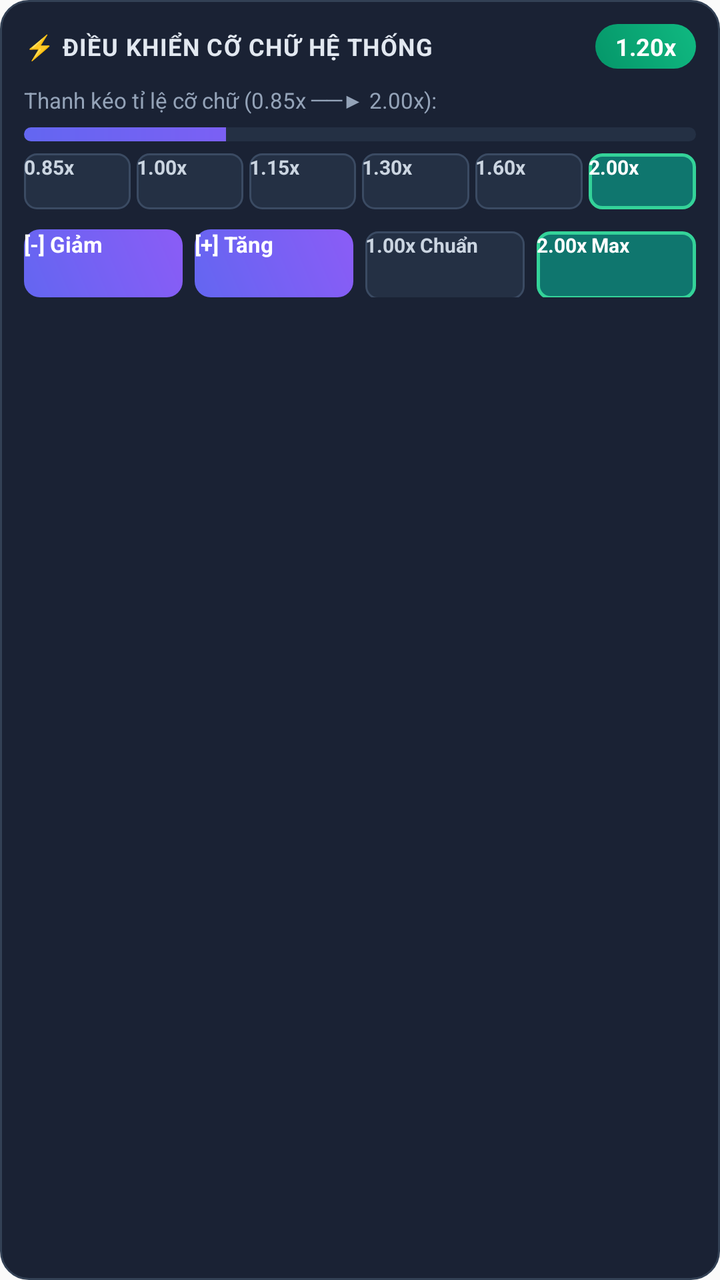
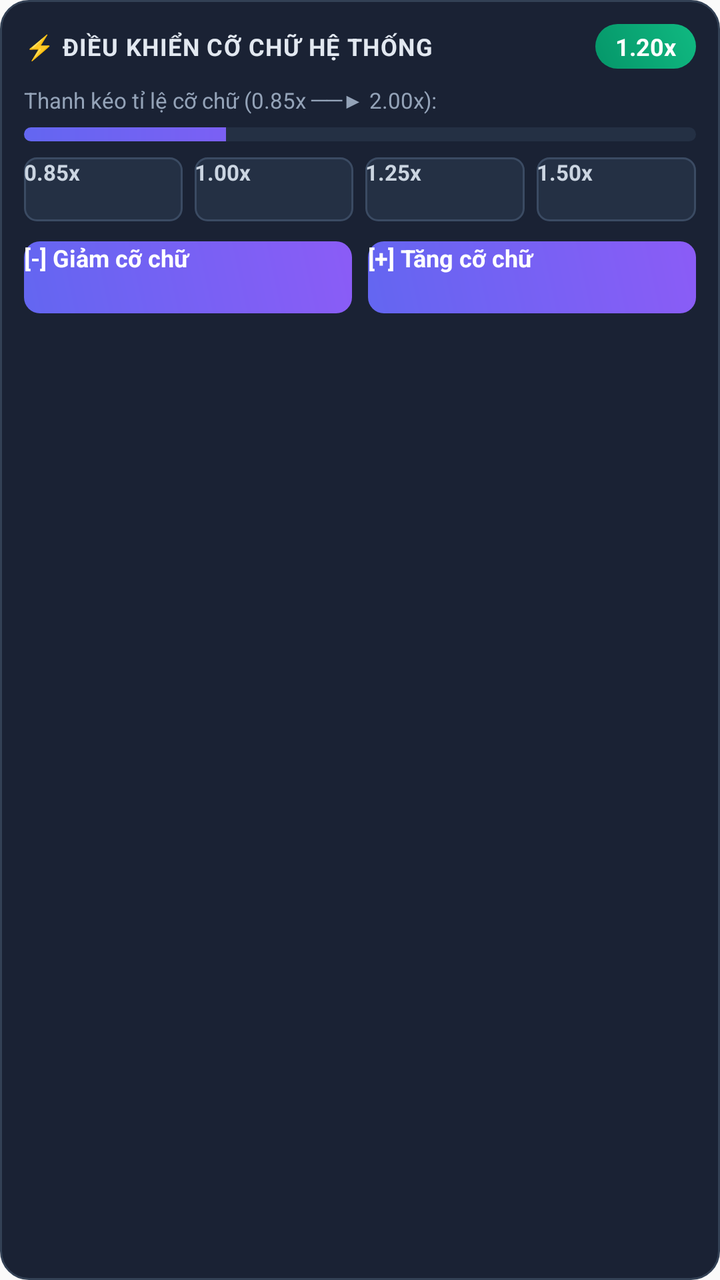

Screens rendered from an Android XML layout before and after an edit, with the pre-edit source and the edit as a unified diff.
<!-- AndroidManifest.xml: application theme Theme.FontSizeController -->
<!-- res/layout/notification_quick_control_expanded.xml -->
<?xml version="1.0" encoding="utf-8"?>
<LinearLayout xmlns:android="http://schemas.android.com/apk/res/android"
    android:layout_width="match_parent"
    android:layout_height="wrap_content"
    android:orientation="vertical"
    android:background="@drawable/bg_notification_card"
    android:padding="12dp">

    
    <LinearLayout
        android:layout_width="match_parent"
        android:layout_height="wrap_content"
        android:orientation="horizontal"
        android:gravity="center_vertical">

        <TextView
            android:layout_width="0dp"
            android:layout_height="wrap_content"
            android:layout_weight="1"
            android:text="⚡ ĐIỀU KHIỂN CỠ CHỮ HỆ THỐNG"
            android:textColor="#E2E8F0"
            android:textSize="12sp"
            android:textStyle="bold"
            android:letterSpacing="0.04" />

        <TextView
            android:id="@+id/tv_expanded_scale_badge"
            android:layout_width="wrap_content"
            android:layout_height="wrap_content"
            android:text="1.20x"
            android:textColor="#FFFFFF"
            android:textSize="12sp"
            android:textStyle="bold"
            android:background="@drawable/bg_scale_badge"
            android:paddingHorizontal="10dp"
            android:paddingVertical="3dp" />
    </LinearLayout>

    
    <LinearLayout
        android:layout_width="match_parent"
        android:layout_height="wrap_content"
        android:layout_marginTop="8dp"
        android:orientation="vertical">

        <TextView
            android:layout_width="wrap_content"
            android:layout_height="wrap_content"
            android:text="Thanh kéo tỉ lệ cỡ chữ (0.85x ──▶ 2.00x):"
            android:textColor="#94A3B8"
            android:textSize="11sp" />

        
        <ProgressBar
            android:id="@+id/pb_scale_track"
            style="?android:attr/progressBarStyleHorizontal"
            android:layout_width="match_parent"
            android:layout_height="7dp"
            android:layout_marginTop="6dp"
            android:max="100"
            android:progress="30"
            android:progressDrawable="@drawable/custom_progress_track" />

        
        <LinearLayout
            android:layout_width="match_parent"
            android:layout_height="wrap_content"
            android:layout_marginTop="6dp"
            android:orientation="horizontal">

            <Button
                android:id="@+id/btn_node_85"
                android:layout_width="0dp"
                android:layout_height="28dp"
                android:layout_weight="1"
                android:text="0.85x"
                android:textColor="#CBD5E1"
                android:textSize="10sp"
                android:textStyle="bold"
                android:background="@drawable/bg_track_node"
                android:padding="0dp"
                android:minWidth="0dp"
                android:minHeight="0dp" />

            <Button
                android:id="@+id/btn_node_100"
                android:layout_width="0dp"
                android:layout_height="28dp"
                android:layout_weight="1"
                android:layout_marginStart="3dp"
                android:text="1.00x"
                android:textColor="#CBD5E1"
                android:textSize="10sp"
                android:textStyle="bold"
                android:background="@drawable/bg_track_node"
                android:padding="0dp"
                android:minWidth="0dp"
                android:minHeight="0dp" />

            <Button
                android:id="@+id/btn_node_115"
                android:layout_width="0dp"
                android:layout_height="28dp"
                android:layout_weight="1"
                android:layout_marginStart="3dp"
                android:text="1.15x"
                android:textColor="#CBD5E1"
                android:textSize="10sp"
                android:textStyle="bold"
                android:background="@drawable/bg_track_node"
                android:padding="0dp"
                android:minWidth="0dp"
                android:minHeight="0dp" />

            <Button
                android:id="@+id/btn_node_130"
                android:layout_width="0dp"
                android:layout_height="28dp"
                android:layout_weight="1"
                android:layout_marginStart="3dp"
                android:text="1.30x"
                android:textColor="#CBD5E1"
                android:textSize="10sp"
                android:textStyle="bold"
                android:background="@drawable/bg_track_node"
                android:padding="0dp"
                android:minWidth="0dp"
                android:minHeight="0dp" />

            <Button
                android:id="@+id/btn_node_160"
                android:layout_width="0dp"
                android:layout_height="28dp"
                android:layout_weight="1"
                android:layout_marginStart="3dp"
                android:text="1.60x"
                android:textColor="#CBD5E1"
                android:textSize="10sp"
                android:textStyle="bold"
                android:background="@drawable/bg_track_node"
                android:padding="0dp"
                android:minWidth="0dp"
                android:minHeight="0dp" />

            <Button
                android:id="@+id/btn_node_200"
                android:layout_width="0dp"
                android:layout_height="28dp"
                android:layout_weight="1"
                android:layout_marginStart="3dp"
                android:text="2.00x"
                android:textColor="#FFFFFF"
                android:textSize="10sp"
                android:textStyle="bold"
                android:background="@drawable/bg_track_node_active"
                android:padding="0dp"
                android:minWidth="0dp"
                android:minHeight="0dp" />
        </LinearLayout>
    </LinearLayout>

    
    <LinearLayout
        android:layout_width="match_parent"
        android:layout_height="wrap_content"
        android:layout_marginTop="10dp"
        android:orientation="horizontal">

        <Button
            android:id="@+id/btn_step_down"
            android:layout_width="0dp"
            android:layout_height="34dp"
            android:layout_weight="1"
            android:text="[-] Giảm"
            android:textColor="#FFFFFF"
            android:textSize="11sp"
            android:textStyle="bold"
            android:background="@drawable/bg_pill_button"
            android:padding="0dp"
            android:minWidth="0dp"
            android:minHeight="0dp" />

        <Button
            android:id="@+id/btn_step_up"
            android:layout_width="0dp"
            android:layout_height="34dp"
            android:layout_weight="1"
            android:layout_marginStart="6dp"
            android:text="[+] Tăng"
            android:textColor="#FFFFFF"
            android:textSize="11sp"
            android:textStyle="bold"
            android:background="@drawable/bg_pill_button"
            android:padding="0dp"
            android:minWidth="0dp"
            android:minHeight="0dp" />

        <Button
            android:id="@+id/btn_quick_reset"
            android:layout_width="0dp"
            android:layout_height="34dp"
            android:layout_weight="1"
            android:layout_marginStart="6dp"
            android:text="1.00x Chuẩn"
            android:textColor="#CBD5E1"
            android:textSize="10sp"
            android:textStyle="bold"
            android:background="@drawable/bg_track_node"
            android:padding="0dp"
            android:minWidth="0dp"
            android:minHeight="0dp" />

        <Button
            android:id="@+id/btn_quick_max"
            android:layout_width="0dp"
            android:layout_height="34dp"
            android:layout_weight="1"
            android:layout_marginStart="6dp"
            android:text="2.00x Max"
            android:textColor="#FFFFFF"
            android:textSize="10sp"
            android:textStyle="bold"
            android:background="@drawable/bg_track_node_active"
            android:padding="0dp"
            android:minWidth="0dp"
            android:minHeight="0dp" />
    </LinearLayout>

</LinearLayout>
<!-- resources referenced by this layout -->
<resources>
  <!-- drawable bg_notification_card (drawable) -->
  <?xml version="1.0" encoding="utf-8"?>
  <shape xmlns:android="http://schemas.android.com/apk/res/android"
      android:shape="rectangle">
      <solid android:color="#1A2234" />
      <corners android:radius="14dp" />
      <stroke
          android:width="1dp"
          android:color="#334155" />
  </shape>
  <!-- drawable bg_pill_button (drawable) -->
  <?xml version="1.0" encoding="utf-8"?>
  <shape xmlns:android="http://schemas.android.com/apk/res/android"
      android:shape="rectangle">
      <gradient
          android:startColor="#6366F1"
          android:endColor="#8B5CF6"
          android:angle="45" />
      <corners android:radius="8dp" />
  </shape>
  <!-- drawable bg_scale_badge (drawable) -->
  <?xml version="1.0" encoding="utf-8"?>
  <shape xmlns:android="http://schemas.android.com/apk/res/android"
      android:shape="rectangle">
      <gradient
          android:startColor="#059669"
          android:endColor="#10B981"
          android:angle="45" />
      <corners android:radius="12dp" />
  </shape>
  <!-- drawable bg_track_node (drawable) -->
  <?xml version="1.0" encoding="utf-8"?>
  <shape xmlns:android="http://schemas.android.com/apk/res/android"
      android:shape="rectangle">
      <solid android:color="#243044" />
      <corners android:radius="6dp" />
      <stroke
          android:width="1dp"
          android:color="#3B4B63" />
  </shape>
  <!-- drawable bg_track_node_active (drawable) -->
  <?xml version="1.0" encoding="utf-8"?>
  <shape xmlns:android="http://schemas.android.com/apk/res/android"
      android:shape="rectangle">
      <solid android:color="#0F766E" />
      <corners android:radius="6dp" />
      <stroke
          android:width="1.5dp"
          android:color="#34D399" />
  </shape>
  <!-- drawable custom_progress_track (drawable) -->
  <?xml version="1.0" encoding="utf-8"?>
  <layer-list xmlns:android="http://schemas.android.com/apk/res/android">
      <item android:id="@android:id/background">
          <shape android:shape="rectangle">
              <corners android:radius="4dp" />
              <solid android:color="#243044" />
          </shape>
      </item>
      <item android:id="@android:id/progress">
          <clip>
              <shape android:shape="rectangle">
                  <corners android:radius="4dp" />
                  <gradient
                      android:startColor="#6366F1"
                      android:centerColor="#8B5CF6"
                      android:endColor="#10B981"
                      android:angle="0" />
              </shape>
          </clip>
      </item>
  </layer-list>
  <style name="Theme.FontSizeController" parent="android:Theme.Material.Light.NoActionBar" />
</resources>

<!-- the commit's change to res/layout/notification_quick_control_expanded.xml (unified diff, before → after) -->
@@ -65,17 +65,17 @@
         <LinearLayout
             android:layout_width="match_parent"
             android:layout_height="wrap_content"
-            android:layout_marginTop="6dp"
+            android:layout_marginTop="8dp"
             android:orientation="horizontal">
 
             <Button
                 android:id="@+id/btn_node_85"
                 android:layout_width="0dp"
-                android:layout_height="28dp"
+                android:layout_height="32dp"
                 android:layout_weight="1"
                 android:text="0.85x"
                 android:textColor="#CBD5E1"
-                android:textSize="10sp"
+                android:textSize="11sp"
                 android:textStyle="bold"
                 android:background="@drawable/bg_track_node"
                 android:padding="0dp"
@@ -85,12 +85,12 @@
             <Button
                 android:id="@+id/btn_node_100"
                 android:layout_width="0dp"
-                android:layout_height="28dp"
+                android:layout_height="32dp"
                 android:layout_weight="1"
-                android:layout_marginStart="3dp"
+                android:layout_marginStart="6dp"
                 android:text="1.00x"
                 android:textColor="#CBD5E1"
-                android:textSize="10sp"
+                android:textSize="11sp"
                 android:textStyle="bold"
                 android:background="@drawable/bg_track_node"
                 android:padding="0dp"
@@ -98,14 +98,14 @@
                 android:minHeight="0dp" />
 
             <Button
-                android:id="@+id/btn_node_115"
+                android:id="@+id/btn_node_125"
                 android:layout_width="0dp"
-                android:layout_height="28dp"
+                android:layout_height="32dp"
                 android:layout_weight="1"
-                android:layout_marginStart="3dp"
-                android:text="1.15x"
+                android:layout_marginStart="6dp"
+                android:text="1.25x"
                 android:textColor="#CBD5E1"
-                android:textSize="10sp"
+                android:textSize="11sp"
                 android:textStyle="bold"
                 android:background="@drawable/bg_track_node"
                 android:padding="0dp"
@@ -113,46 +113,16 @@
                 android:minHeight="0dp" />
 
             <Button
-                android:id="@+id/btn_node_130"
+                android:id="@+id/btn_node_150"
                 android:layout_width="0dp"
-                android:layout_height="28dp"
+                android:layout_height="32dp"
                 android:layout_weight="1"
-                android:layout_marginStart="3dp"
-                android:text="1.30x"
+                android:layout_marginStart="6dp"
+                android:text="1.50x"
                 android:textColor="#CBD5E1"
-                android:textSize="10sp"
+                android:textSize="11sp"
                 android:textStyle="bold"
                 android:background="@drawable/bg_track_node"
-                android:padding="0dp"
-                android:minWidth="0dp"
-                android:minHeight="0dp" />
-
-            <Button
-                android:id="@+id/btn_node_160"
-                android:layout_width="0dp"
-                android:layout_height="28dp"
-                android:layout_weight="1"
-                android:layout_marginStart="3dp"
-                android:text="1.60x"
-                android:textColor="#CBD5E1"
-                android:textSize="10sp"
-                android:textStyle="bold"
-                android:background="@drawable/bg_track_node"
-                android:padding="0dp"
-                android:minWidth="0dp"
-                android:minHeight="0dp" />
-
-            <Button
-                android:id="@+id/btn_node_200"
-                android:layout_width="0dp"
-                android:layout_height="28dp"
-                android:layout_weight="1"
-                android:layout_marginStart="3dp"
-                android:text="2.00x"
-                android:textColor="#FFFFFF"
-                android:textSize="10sp"
-                android:textStyle="bold"
-                android:background="@drawable/bg_track_node_active"
                 android:padding="0dp"
                 android:minWidth="0dp"
                 android:minHeight="0dp" />
@@ -169,11 +139,11 @@
         <Button
             android:id="@+id/btn_step_down"
             android:layout_width="0dp"
-            android:layout_height="34dp"
+            android:layout_height="36dp"
             android:layout_weight="1"
-            android:text="[-] Giảm"
+            android:text="[-] Giảm cỡ chữ"
             android:textColor="#FFFFFF"
-            android:textSize="11sp"
+            android:textSize="12sp"
             android:textStyle="bold"
             android:background="@drawable/bg_pill_button"
             android:padding="0dp"
@@ -183,44 +153,14 @@
         <Button
             android:id="@+id/btn_step_up"
             android:layout_width="0dp"
-            android:layout_height="34dp"
+            android:layout_height="36dp"
             android:layout_weight="1"
-            android:layout_marginStart="6dp"
-            android:text="[+] Tăng"
+            android:layout_marginStart="8dp"
+            android:text="[+] Tăng cỡ chữ"
             android:textColor="#FFFFFF"
-            android:textSize="11sp"
+            android:textSize="12sp"
             android:textStyle="bold"
             android:background="@drawable/bg_pill_button"
-            android:padding="0dp"
-            android:minWidth="0dp"
-            android:minHeight="0dp" />
-
-        <Button
-            android:id="@+id/btn_quick_reset"
-            android:layout_width="0dp"
-            android:layout_height="34dp"
-            android:layout_weight="1"
-            android:layout_marginStart="6dp"
-            android:text="1.00x Chuẩn"
-            android:textColor="#CBD5E1"
-            android:textSize="10sp"
-            android:textStyle="bold"
-            android:background="@drawable/bg_track_node"
-            android:padding="0dp"
-            android:minWidth="0dp"
-            android:minHeight="0dp" />
-
-        <Button
-            android:id="@+id/btn_quick_max"
-            android:layout_width="0dp"
-            android:layout_height="34dp"
-            android:layout_weight="1"
-            android:layout_marginStart="6dp"
-            android:text="2.00x Max"
-            android:textColor="#FFFFFF"
-            android:textSize="10sp"
-            android:textStyle="bold"
-            android:background="@drawable/bg_track_node_active"
             android:padding="0dp"
             android:minWidth="0dp"
             android:minHeight="0dp" />
<!-- resource entries referenced after the edit -->
@@ -40,16 +40,6 @@
           android:width="1dp"
           android:color="#3B4B63" />
   </shape>
-  <!-- drawable bg_track_node_active (drawable) -->
-  <?xml version="1.0" encoding="utf-8"?>
-  <shape xmlns:android="http://schemas.android.com/apk/res/android"
-      android:shape="rectangle">
-      <solid android:color="#0F766E" />
-      <corners android:radius="6dp" />
-      <stroke
-          android:width="1.5dp"
-          android:color="#34D399" />
-  </shape>
   <!-- drawable custom_progress_track (drawable) -->
   <?xml version="1.0" encoding="utf-8"?>
   <layer-list xmlns:android="http://schemas.android.com/apk/res/android">
